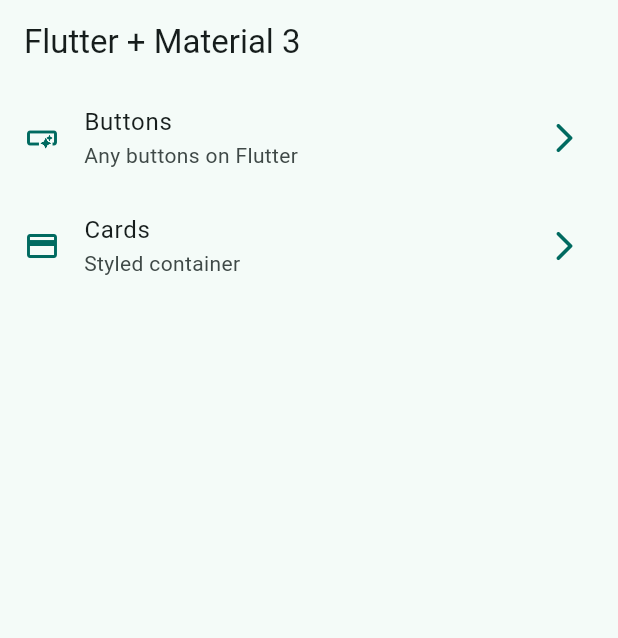
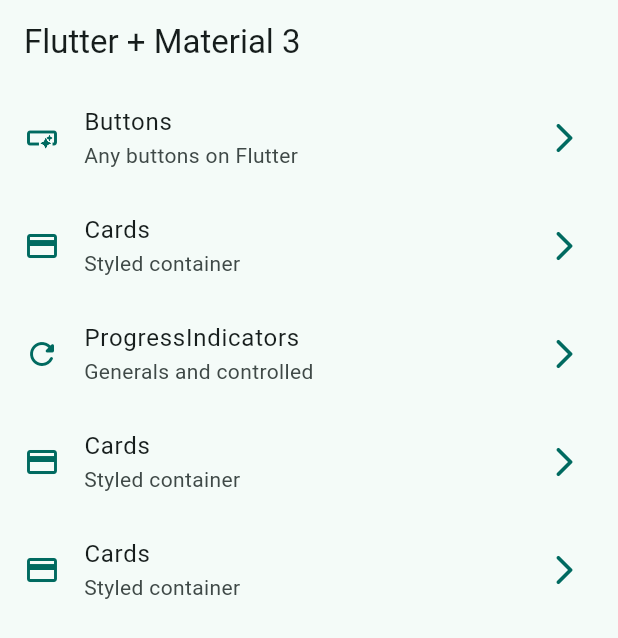
Before and after one commit to EnocDelgado/flutter-widgets-app, a Flutter app: the screen it shows after launch, on a phone screen of 412 x 824 dp. Shown: the top 638 px of the screen. Run offline on Flutter 3.47's test engine with Material 2 defaults, Android fonts, the phone set to English and light mode, and no system bars; our stand-ins replace go_router.

Commit message:
progress indicators finished

```diff
--- a/lib/config/menu/menu_items.dart
+++ b/lib/config/menu/menu_items.dart
@@ -24,7 +24,28 @@ const appMenuItems = <MenuItem>[
     icon: Icons.smart_button_outlined
   ),
 
-    MenuItem(
+  MenuItem(
+    title: 'Cards',
+    subTitle: 'Styled container',
+    link:'/cards',
+    icon: Icons.credit_card
+  ),
+
+   MenuItem(
+    title: 'ProgressIndicators',
+    subTitle: 'Generals and controlled',
+    link:'/progress',
+    icon: Icons.refresh_rounded
+  ),
+
+   MenuItem(
+    title: 'Cards',
+    subTitle: 'Styled container',
+    link:'/cards',
+    icon: Icons.credit_card
+  ),
+
+   MenuItem(
     title: 'Cards',
     subTitle: 'Styled container',
     link:'/cards',
--- a/lib/config/router/app_router.dart
+++ b/lib/config/router/app_router.dart
@@ -24,5 +24,12 @@ final appRouter = GoRouter(
       builder:  ( context, state ) => const CardsScreen
       ()
     ),
+
+    GoRoute(
+      path: '/progress',
+      name: ProgressScreen.name,
+      builder:  ( context, state ) => const ProgressScreen
+      ()
+    ),
   ]
 );
```
Also changed, not shown: lib/presentation/screens/progress/progress_screen.dart (+64 -1 lines).
